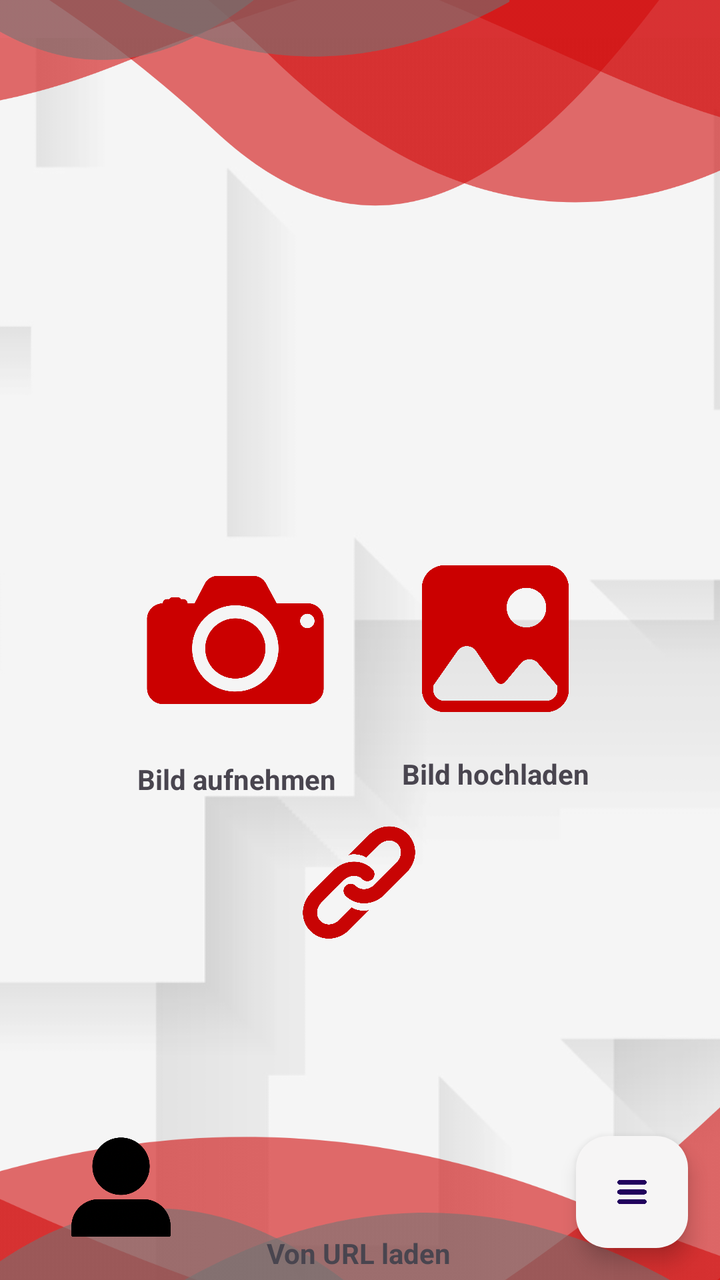
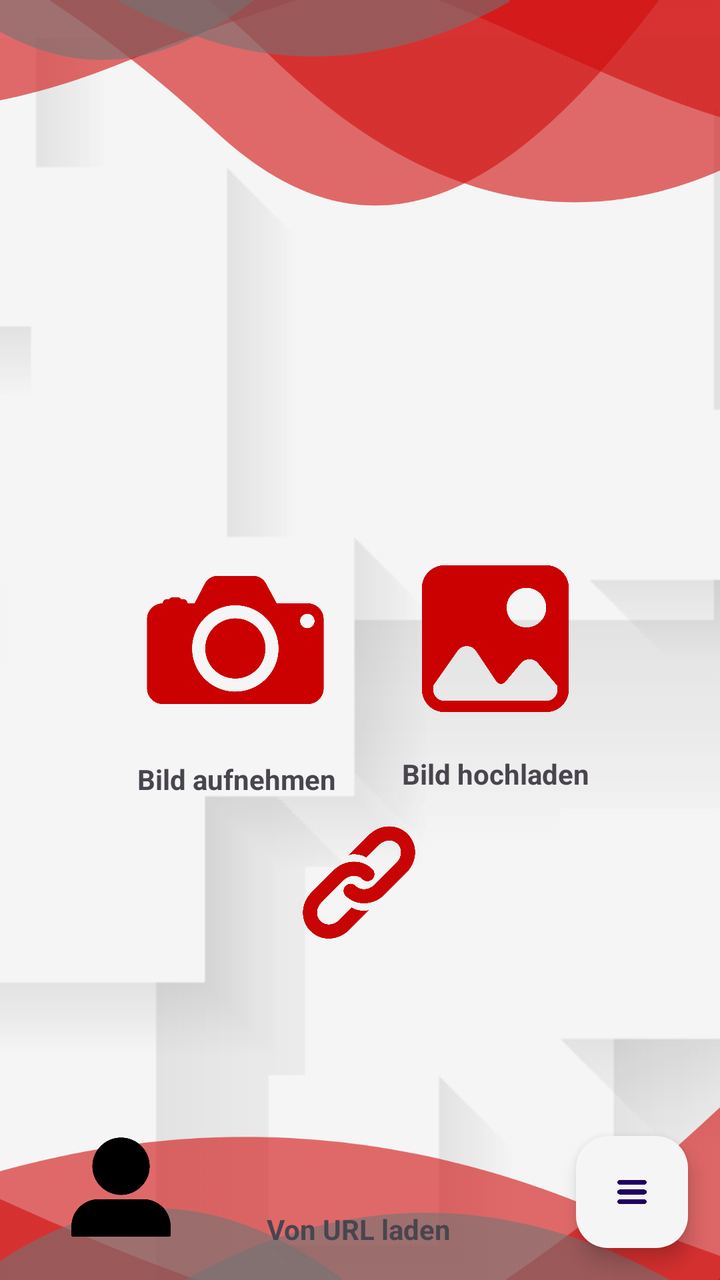

Before-and-after screenshots of an Android layout around one commit, followed by the original layout XML and the change that was made.
<!-- AndroidManifest.xml: application theme Theme.TrafficSceneAnalyser -->
<!-- res/layout/activity_main.xml -->
<?xml version="1.0" encoding="utf-8"?>
<androidx.constraintlayout.widget.ConstraintLayout xmlns:android="http://schemas.android.com/apk/res/android"
    xmlns:app="http://schemas.android.com/apk/res-auto"
    xmlns:tools="http://schemas.android.com/tools"
    android:id="@+id/main"
    android:layout_width="match_parent"
    android:layout_height="match_parent"
    android:background="?attr/selectableItemBackgroundBorderless"
    tools:context=".MainActivity">

    <androidx.constraintlayout.widget.ConstraintLayout
        android:layout_width="match_parent"
        android:layout_height="match_parent"
        app:layout_constraintBottom_toBottomOf="parent"
        app:layout_constraintEnd_toEndOf="parent"
        app:layout_constraintHorizontal_bias="0.0"
        app:layout_constraintStart_toStartOf="parent"
        app:layout_constraintTop_toTopOf="parent"
        app:layout_constraintVertical_bias="0.0">

        <ImageView
            android:id="@+id/background"
            android:layout_width="726dp"
            android:layout_height="801dp"
            app:layout_constraintBottom_toBottomOf="parent"
            app:layout_constraintEnd_toEndOf="parent"
            app:layout_constraintHorizontal_bias="1.0"
            app:layout_constraintStart_toStartOf="parent"
            app:layout_constraintTop_toTopOf="parent"
            app:layout_constraintVertical_bias="0.12"
            app:srcCompat="@drawable/background" />

        <ImageView
            android:id="@+id/Toplayout"
            android:layout_width="407dp"
            android:layout_height="565dp"
            app:layout_constraintBottom_toBottomOf="parent"
            app:layout_constraintEnd_toEndOf="parent"
            app:layout_constraintStart_toStartOf="parent"
            app:layout_constraintTop_toTopOf="parent"
            app:layout_constraintVertical_bias="0.0"
            app:srcCompat="@drawable/toplayout" />

        <ImageView
            android:id="@+id/imageView8"
            android:layout_width="486dp"
            android:layout_height="689dp"
            android:rotationY="180"
            app:layout_constraintBottom_toBottomOf="parent"
            app:layout_constraintEnd_toEndOf="parent"
            app:layout_constraintHorizontal_bias="0.0"
            app:layout_constraintStart_toStartOf="parent"
            app:layout_constraintTop_toTopOf="parent"
            app:layout_constraintVertical_bias="1.0"
            app:srcCompat="@drawable/bottomlayout" />

        <ImageView
            android:id="@+id/profile"
            android:layout_width="113dp"
            android:layout_height="108dp"
            android:layout_marginStart="4dp"
            android:contentDescription="@string/profile"
            android:onClick="goToProfile"
            app:layout_constraintBottom_toBottomOf="parent"
            app:layout_constraintStart_toStartOf="parent"
            app:srcCompat="@drawable/userrr" />

        <ImageButton
            android:id="@+id/btnBildHochladen"
            android:layout_width="100dp"
            android:layout_height="100dp"
            android:backgroundTint="#00F8F6F6"
            android:scaleType="fitCenter"
            android:src="@drawable/galerieicon1"
            app:layout_constraintBottom_toBottomOf="parent"
            app:layout_constraintEnd_toEndOf="parent"
            app:layout_constraintHorizontal_bias="0.76"
            app:layout_constraintStart_toStartOf="parent"
            app:layout_constraintTop_toTopOf="parent"
            app:layout_constraintVertical_bias="0.499" />

        <ImageButton
            android:id="@+id/btnBildAufnehmen"
            android:layout_width="120dp"
            android:layout_height="120dp"
            android:backgroundTint="#00FFFFFF"
            android:scaleType="fitCenter"
            android:src="@drawable/cameraicon1"
            app:layout_constraintBottom_toBottomOf="parent"
            app:layout_constraintEnd_toEndOf="parent"
            app:layout_constraintHorizontal_bias="0.24"
            app:layout_constraintStart_toStartOf="parent"
            app:layout_constraintTop_toTopOf="parent" />

        <ImageButton
            android:id="@+id/btnBildInternet"
            android:layout_width="149dp"
            android:layout_height="126dp"
            android:backgroundTint="#00F8F6F6"
            android:scaleType="fitCenter"
            android:src="@drawable/url"
            app:layout_constraintBottom_toBottomOf="parent"
            app:layout_constraintEnd_toEndOf="parent"
            app:layout_constraintHorizontal_bias="0.498"
            app:layout_constraintStart_toStartOf="parent"
            app:layout_constraintTop_toTopOf="parent"
            app:layout_constraintVertical_bias="0.736" />

        <TextView
            android:id="@+id/textView3"
            android:layout_width="wrap_content"
            android:layout_height="wrap_content"
            android:text="Bild aufnehmen"
            android:textStyle="bold"
            app:layout_constraintBottom_toBottomOf="parent"
            app:layout_constraintEnd_toEndOf="parent"
            app:layout_constraintHorizontal_bias="0.263"
            app:layout_constraintStart_toStartOf="parent"
            app:layout_constraintTop_toBottomOf="@+id/btnBildAufnehmen"
            app:layout_constraintVertical_bias="0.0" />

        <TextView
            android:id="@+id/textView4"
            android:layout_width="wrap_content"
            android:layout_height="wrap_content"
            android:text="Bild hochladen"
            android:textSize="14sp"
            android:textStyle="bold"
            app:layout_constraintBottom_toBottomOf="parent"
            app:layout_constraintEnd_toEndOf="parent"
            app:layout_constraintHorizontal_bias="0.755"
            app:layout_constraintStart_toStartOf="parent"
            app:layout_constraintTop_toBottomOf="@+id/btnBildHochladen"
            app:layout_constraintVertical_bias="0.032" />

        <com.google.android.material.floatingactionbutton.FloatingActionButton
            android:id="@+id/main_fab"
            android:layout_width="wrap_content"
            android:layout_height="wrap_content"
            android:layout_alignParentEnd="true"
            android:layout_alignParentBottom="true"
            android:layout_margin="16dp"
            android:layout_marginTop="300dp"
            android:src="@drawable/menuuuu"
            app:backgroundTint="@color/grayRed"
            app:layout_constraintBottom_toBottomOf="parent"
            app:layout_constraintEnd_toEndOf="parent"
            app:layout_constraintHorizontal_bias="1.0"
            app:layout_constraintStart_toStartOf="parent"
            app:layout_constraintTop_toTopOf="parent"
            app:layout_constraintVertical_bias="1.0"
            tools:ignore="MissingConstraints" />

        <com.google.android.material.floatingactionbutton.FloatingActionButton
            android:id="@+id/historyicon"
            android:layout_width="wrap_content"
            android:layout_height="wrap_content"
            android:layout_alignParentEnd="true"
            android:layout_alignParentBottom="true"
            android:layout_margin="16dp"
            android:src="@drawable/historyicon"
            android:visibility="gone"
            app:backgroundTint="#F6F5F5"
            app:layout_constraintBottom_toTopOf="@+id/main_fab"
            app:layout_constraintEnd_toEndOf="@+id/main_fab"
            app:layout_constraintStart_toStartOf="@+id/main_fab"
            tools:ignore="MissingConstraints" />

        <com.google.android.material.floatingactionbutton.FloatingActionButton
            android:id="@+id/fab2"
            android:layout_width="wrap_content"
            android:layout_height="wrap_content"
            android:layout_alignParentEnd="true"
            android:layout_alignParentBottom="true"
            android:layout_margin="16dp"
            android:layout_marginBottom="16dp"
            android:src="@drawable/settingsicon"
            android:visibility="gone"
            app:backgroundTint="#F6F5F5"
            app:layout_constraintBottom_toTopOf="@+id/historyicon"
            app:layout_constraintEnd_toEndOf="@+id/historyicon"
            app:layout_constraintStart_toStartOf="@+id/historyicon"
            tools:ignore="MissingConstraints" />

        <TextView
            android:id="@+id/textView2"
            android:layout_width="wrap_content"
            android:layout_height="wrap_content"
            android:layout_marginTop="52dp"
            android:text="Von URL laden"
            android:textStyle="bold"
            app:layout_constraintEnd_toEndOf="@+id/btnBildInternet"
            app:layout_constraintStart_toStartOf="@+id/btnBildInternet"
            app:layout_constraintTop_toBottomOf="@+id/Toplayout" />

    </androidx.constraintlayout.widget.ConstraintLayout>


</androidx.constraintlayout.widget.ConstraintLayout>
<!-- resources referenced by this layout -->
<resources>
  <color name="grayRed">#F6F5F5 </color>
  <!-- drawable background: png bitmap (drawable-hdpi, 37305 bytes) -->
  <!-- drawable bottomlayout: png bitmap (drawable-hdpi, 51256 bytes) -->
  <!-- drawable cameraicon1: png bitmap (drawable-hdpi, 29262 bytes) -->
  <!-- drawable galerieicon1: png bitmap (drawable-hdpi, 26308 bytes) -->
  <!-- drawable historyicon: png bitmap (drawable, 34738 bytes) -->
  <!-- drawable menuuuu: png bitmap (drawable, 15010 bytes) -->
  <!-- drawable settingsicon: png bitmap (drawable, 29431 bytes) -->
  <!-- drawable toplayout: png bitmap (drawable-hdpi, 57639 bytes) -->
  <!-- drawable url: png bitmap (drawable, 41880 bytes) -->
  <!-- drawable userrr: png bitmap (drawable, 53564 bytes) -->
  <string name="profile">Zum Profil wechseln</string>
  <style name="Theme.TrafficSceneAnalyser" parent="Base.Theme.TrafficSceneAnalyser" />
  <style name="Base.Theme.TrafficSceneAnalyser" parent="Theme.Material3.DayNight.NoActionBar">
          
          
      </style>
</resources>

<!-- the commit's change to res/layout/activity_main.xml (unified diff, before → after) -->
@@ -186,7 +186,7 @@
             android:id="@+id/textView2"
             android:layout_width="wrap_content"
             android:layout_height="wrap_content"
-            android:layout_marginTop="52dp"
+            android:layout_marginTop="40dp"
             android:text="Von URL laden"
             android:textStyle="bold"
             app:layout_constraintEnd_toEndOf="@+id/btnBildInternet"
